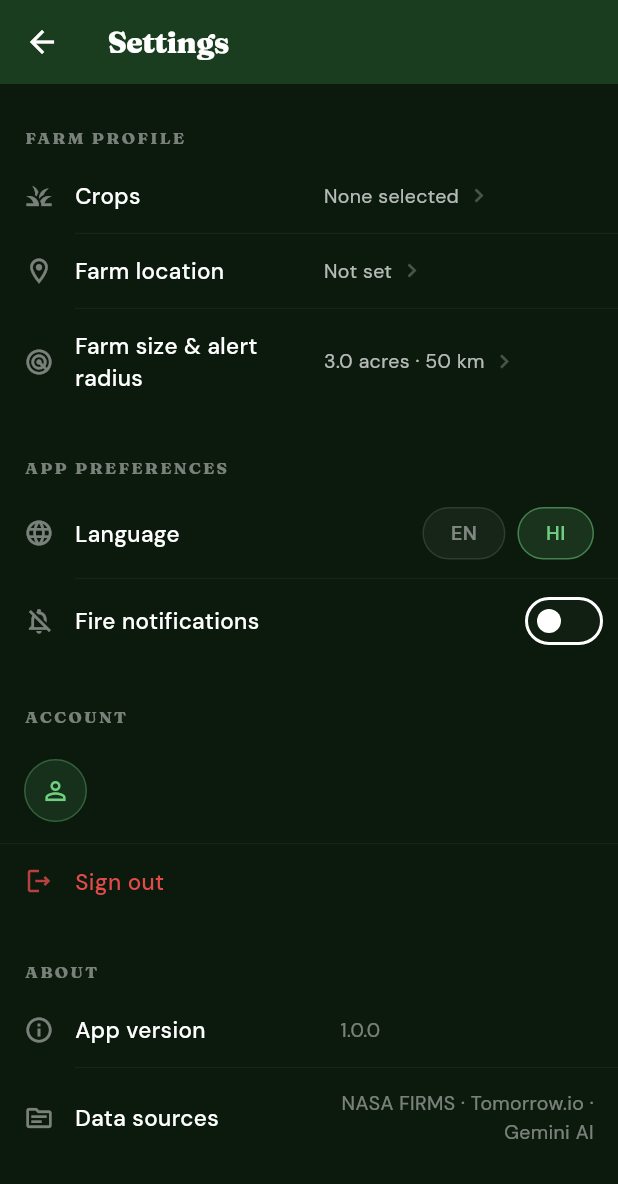
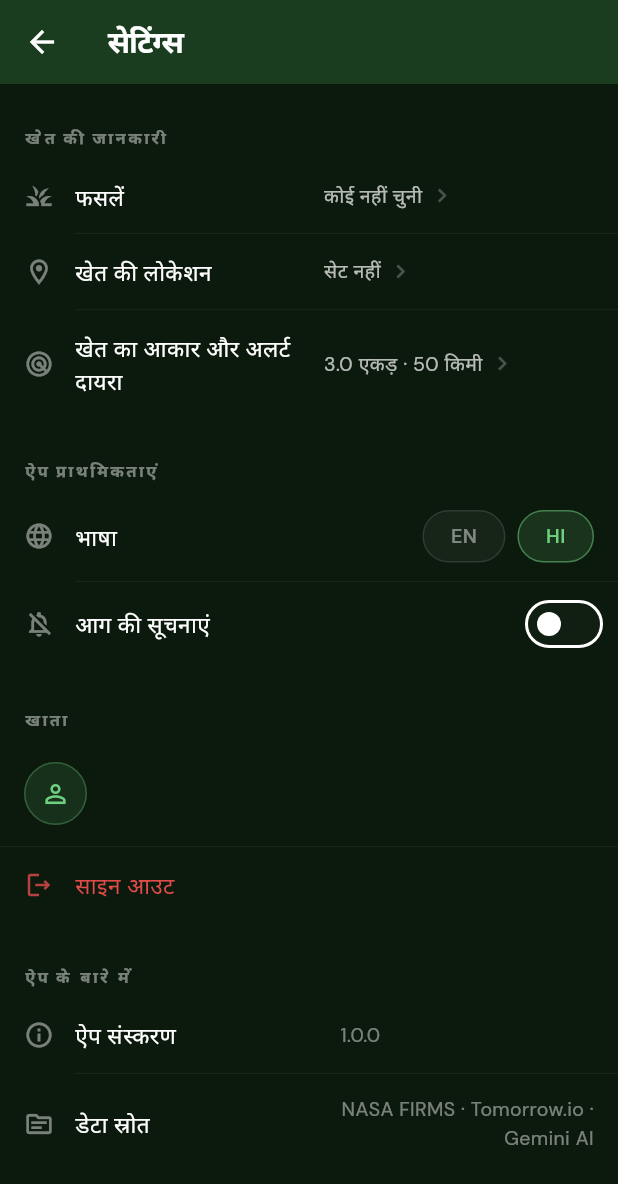
Before and after one commit to Rhythmjain12/AgroShield, a Flutter app: the SettingsScreen screen opened directly, after a tap on "HI", on a phone screen of 412 x 824 dp. Shown: the top 1184 px of the screen. Run offline on Flutter 3.47's test engine with Material 3 defaults, Android fonts, the phone set to English and light mode, and no system bars; our stand-ins replace cloud_firestore, connectivity_plus, firebase_analytics, firebase_auth, firebase_core, firebase_messaging and 8 more; accounts and stored records are empty.

Commit message:
Fix 6 bugs found during device testing
- Weather: switch to realtime endpoint for current conditions; lower rain
  threshold from 1 mm/hr to 0.1 mm/hr; reduce cache TTL to 30 min
- GPS: try getLastKnownPosition() first, increase getCurrentPosition timeout
  from 10s to 30s so location resolves indoors
- Advisor: read home fire cache (homeFireCount, nearestDistance/Direction)
  from SharedPreferences when no fire is tapped on map
- Soybean emoji: replace Unicode 14.0 🫘 with 🍃 (Unicode 6.0) for
  compatibility with older Android emoji fonts (Pixel 3 XL)
- Hindi translations: add full i18n to Settings screen (all section headers,
  row labels, crop names, account rows), fire map legend, home tooltip
- Fire map legend: translate "Your farm" to "आपका खेत" in Hindi

```diff
--- a/agroshield/lib/screens/fire_map/fire_map_screen.dart
+++ b/agroshield/lib/screens/fire_map/fire_map_screen.dart
@@ -524,7 +524,7 @@ class _FireMapScreenState extends ConsumerState<FireMapScreen> {
           const SizedBox(height: 4),
           _legendRow(Colors.lightBlue, '100–200 km'),
           const SizedBox(height: 4),
-          _legendRow(AppTheme.accent, 'Your farm'),
+          _legendRow(AppTheme.accent, _lang == 'hi' ? 'आपका खेत' : 'Your farm'),
         ],
       ),
     );
--- a/agroshield/lib/screens/onboarding/ob4_crop_picker.dart
+++ b/agroshield/lib/screens/onboarding/ob4_crop_picker.dart
@@ -13,7 +13,7 @@ class _Crop {
 const _crops = [
   _Crop('cotton', '🌿', 'Cotton', 'कपास'),
   _Crop('wheat', '🌾', 'Wheat', 'गेहूँ'),
-  _Crop('soybean', '🫘', 'Soybean', 'सोयाबीन'),
+  _Crop('soybean', '🍃', 'Soybean', 'सोयाबीन'),
   _Crop('rice', '🍚', 'Rice', 'चावल'),
   _Crop('sugarcane', '🎋', 'Sugarcane', 'गन्ना'),
   _Crop('maize', '🌽', 'Maize', 'मक्का'),
--- a/agroshield/lib/screens/settings/settings_screen.dart
+++ b/agroshield/lib/screens/settings/settings_screen.dart
@@ -15,17 +15,62 @@ import '../../providers/language_provider.dart';
 import '../../services/farm_profile_service.dart';
 import '../../theme/app_theme.dart';
 
-// Mirrors the crop IDs in ob4_crop_picker.dart
 const _cropNameMap = {
-  'cotton': 'Cotton',
-  'wheat': 'Wheat',
-  'soybean': 'Soybean',
-  'rice': 'Rice',
-  'sugarcane': 'Sugarcane',
-  'maize': 'Maize',
-  'groundnut': 'Groundnut',
-  'onion': 'Onion',
-  'other': 'Other',
+  'en': {
+    'cotton': 'Cotton', 'wheat': 'Wheat', 'soybean': 'Soybean',
+    'rice': 'Rice', 'sugarcane': 'Sugarcane', 'maize': 'Maize',
+    'groundnut': 'Groundnut', 'onion': 'Onion', 'other': 'Other',
+  },
+  'hi': {
+    'cotton': 'कपास', 'wheat': 'गेहूँ', 'soybean': 'सोयाबीन',
+    'rice': 'चावल', 'sugarcane': 'गन्ना', 'maize': 'मक्का',
+    'groundnut': 'मूँगफली', 'onion': 'प्याज', 'other': 'अन्य',
+  },
+};
+
+const _str = {
+  'en': {
+    'title': 'Settings',
+    'farm_profile': 'FARM PROFILE',
+    'crops': 'Crops',
+    'farm_location': 'Farm location',
+    'farm_size': 'Farm size & alert radius',
+    'app_preferences': 'APP PREFERENCES',
+    'language': 'Language',
+    'fire_notifications': 'Fire notifications',
+    'account': 'ACCOUNT',
+    'about': 'ABOUT',
+    'app_version': 'App version',
+    'data_sources': 'Data sources',
+    'none_selected': 'None selected',
+    'not_set': 'Not set',
+    'acres': 'acres',
+    'km': 'km',
+    'guest_mode': 'Guest mode',
+    'guest_sub': 'Data stored on this device only',
+    'sign_out': 'Sign out',
+  },
+  'hi': {
+    'title': 'सेटिंग्स',
+    'farm_profile': 'खेत की जानकारी',
+    'crops': 'फसलें',
+    'farm_location': 'खेत की लोकेशन',
+    'farm_size': 'खेत का आकार और अलर्ट दायरा',
+    'app_preferences': 'ऐप प्राथमिकताएं',
+    'language': 'भाषा',
+    'fire_notifications': 'आग की सूचनाएं',
+    'account': 'खाता',
+    'about': 'ऐप के बारे में',
+    'app_version': 'ऐप संस्करण',
+    'data_sources': 'डेटा स्रोत',
+    'none_selected': 'कोई नहीं चुनी',
+    'not_set': 'सेट नहीं',
+    'acres': 'एकड़',
+    'km': 'किमी',
+    'guest_mode': 'अतिथि मोड',
+    'guest_sub': 'डेटा केवल इस डिवाइस पर सुरक्षित',
+    'sign_out': 'साइन आउट',
+  },
 };
 
 // ══════════════════════════════════════════════════════════════════════════════
@@ -93,15 +138,18 @@ class _SettingsScreenState extends ConsumerState<SettingsScreen> {
 
   // ── Display value helpers ──────────────────────────────────────────────────
 
+  Map<String, String> get _s => _str[_language] ?? _str['en']!;
+
   String get _cropsDisplay {
-    if (_crops.isEmpty) return 'None selected';
-    final names = _crops.map((id) => _cropNameMap[id] ?? id).toList();
+    if (_crops.isEmpty) return _s['none_selected']!;
+    final map = _cropNameMap[_language] ?? _cropNameMap['en']!;
+    final names = _crops.map((id) => map[id] ?? id).toList();
     if (names.length <= 2) return names.join(', ');
     return '${names.take(2).join(', ')} +${names.length - 2}';
   }
 
   String get _locationDisplay {
-    if (_farmLat == null || _farmLng == null) return 'Not set';
+    if (_farmLat == null || _farmLng == null) return _s['not_set']!;
     return '${_farmLat!.toStringAsFixed(4)}, ${_farmLng!.toStringAsFixed(4)}';
   }
 
@@ -109,7 +157,7 @@ class _SettingsScreenState extends ConsumerState<SettingsScreen> {
     final acres = _farmSizeAcres < 10
         ? _farmSizeAcres.toStringAsFixed(1)
         : _farmSizeAcres.round().toString();
-    return '$acres acres · ${_alertRadiusKm.round()} km';
+    return '$acres ${_s['acres']} · ${_alertRadiusKm.round()} ${_s['km']}';
   }
 
   // ── Sub-screen openers ─────────────────────────────────────────────────────
@@ -236,7 +284,7 @@ class _SettingsScreenState extends ConsumerState<SettingsScreen> {
         foregroundColor: Colors.white,
         elevation: 0,
         title: Text(
-          'Settings',
+          _s['title']!,
           style: GoogleFonts.fraunces(
             fontWeight: FontWeight.w800,
             fontSize: 20,
@@ -254,64 +302,72 @@ class _SettingsScreenState extends ConsumerState<SettingsScreen> {
                 crossAxisAlignment: CrossAxisAlignment.start,
                 children: [
                   // ── Farm Profile ───────────────────────────────────────
-                  const _SectionHeader('FARM PROFILE'),
+                  _SectionHeader(_s['farm_profile']!),
                   _EditableRow(
                     icon: Icons.grass_outlined,
-                    label: 'Crops',
+                    label: _s['crops']!,
                     value: _cropsDisplay,
                     onTap: _openCropPicker,
                   ),
                   const _RowDivider(),
                   _EditableRow(
                     icon: Icons.location_on_outlined,
-                    label: 'Farm location',
+                    label: _s['farm_location']!,
                     value: _locationDisplay,
                     onTap: _openFarmLocation,
                   ),
                   const _RowDivider(),
                   _EditableRow(
                     icon: Icons.radar_outlined,
-                    label: 'Farm size & alert radius',
+                    label: _s['farm_size']!,
                     value: _sizeRadiusDisplay,
                     onTap: _openFarmSize,
                   ),
 
                   // ── App Preferences ────────────────────────────────────
-                  const _SectionHeader('APP PREFERENCES'),
+                  _SectionHeader(_s['app_preferences']!),
                   _LanguageRow(
                     currentLang: _language,
+                    label: _s['language']!,
                     onSelect: _setLanguage,
                   ),
                   const _RowDivider(),
                   _NotificationRow(
                     granted: _notificationGranted,
+                    label: _s['fire_notifications']!,
                     onToggle: _toggleNotifications,
                   ),
 
                   // ── Account ────────────────────────────────────────────
-                  const _SectionHeader('ACCOUNT'),
+                  _SectionHeader(_s['account']!),
                   if (_isGuest)
-                    const _GuestRow()
+                    _GuestRow(
+                      labelGuest: _s['guest_mode']!,
+                      labelSub: _s['guest_sub']!,
+                    )
                   else ...[
                     _AccountRow(
                       name: _displayName ?? 'Google User',
                       email: _email ?? '',
                     ),
                     const _RowDivider(indent: 0),
-                    _SignOutRow(onSignOut: _signOut),
+                    _SignOutRow(
+                      label: _s['sign_out']!,
+                      onSignOut: _signOut,
+                    ),
                   ],
 
                   // ── About ──────────────────────────────────────────────
-                  const _SectionHeader('ABOUT'),
-                  const _InfoRow(
+                  _SectionHeader(_s['about']!),
+                  _InfoRow(
                     icon: Icons.info_outline,
-                    label: 'App version',
+                    label: _s['app_version']!,
                     value: '1.0.0',
                   ),
                   const _RowDivider(),
-                  const _InfoRow(
+                  _InfoRow(
                     icon: Icons.source_outlined,
-                    label: 'Data sources',
+                    label: _s['data_sources']!,
                     value: 'NASA FIRMS · Tomorrow.io · Gemini AI',
                   ),
 
@@ -419,9 +475,10 @@ class _EditableRow extends StatelessWidget {
 // ══════════════════════════════════════════════════════════════════════════════
 class _LanguageRow extends StatelessWidget {
   final String currentLang;
+  final String label;
   final void Function(String) onSelect;
 
-  const _LanguageRow({required this.currentLang, required this.onSelect});
+  const _LanguageRow({required this.currentLang, required this.label, required this.onSelect});
 
   @override
   Widget build(BuildContext context) {
@@ -434,7 +491,7 @@ class _LanguageRow extends StatelessWidget {
           const SizedBox(width: 14),
           Expanded(
             child: Text(
-              'Language',
+              label,
               style: GoogleFonts.dmSans(
                 fontSize: 15,
                 fontWeight: FontWeight.w500,
@@ -503,9 +560,10 @@ class _LangChip extends StatelessWidget {
 // ══════════════════════════════════════════════════════════════════════════════
 class _NotificationRow extends StatelessWidget {
   final bool granted;
+  final String label;
   final Future<void> Function(bool) onToggle;
 
-  const _NotificationRow({required this.granted, required this.onToggle});
+  const _NotificationRow({required this.granted, required this.label, required this.onToggle});
 
   @override
   Widget build(BuildContext context) {
@@ -523,7 +581,7 @@ class _NotificationRow extends StatelessWidget {
           const SizedBox(width: 14),
           Expanded(
             child: Text(
-              'Fire notifications',
+              label,
               style: GoogleFonts.dmSans(
                 fontSize: 15,
                 fontWeight: FontWeight.w500,
@@ -601,7 +659,9 @@ class _AccountRow extends StatelessWidget {
 }
 
 class _GuestRow extends StatelessWidget {
-  const _GuestRow();
+  final String labelGuest;
+  final String labelSub;
+  const _GuestRow({required this.labelGuest, required this.labelSub});
 
   @override
   Widget build(BuildContext context) {
@@ -627,7 +687,7 @@ class _GuestRow extends StatelessWidget {
               crossAxisAlignment: CrossAxisAlignment.start,
               children: [
                 Text(
-                  'Guest mode',
+                  labelGuest,
                   style: GoogleFonts.dmSans(
                     fontSize: 15,
                     fontWeight: FontWeight.w600,
@@ -636,7 +696,7 @@ class _GuestRow extends StatelessWidget {
                 ),
                 const SizedBox(height: 2),
                 Text(
-                  'Data stored on this device only',
+                  labelSub,
                   style: GoogleFonts.dmSans(
                     fontSize: 12,
                     color: AppTheme.textMuted,
@@ -652,8 +712,9 @@ class _GuestRow extends StatelessWidget {
 }
 
 class _SignOutRow extends StatelessWidget {
+  final String label;
   final VoidCallback onSignOut;
-  const _SignOutRow({required this.onSignOut});
+  const _SignOutRow({required this.label, required this.onSignOut});
 
   @override
   Widget build(BuildContext context) {
@@ -672,7 +733,7 @@ class _SignOutRow extends StatelessWidget {
                   color: AppTheme.dangerRed.withValues(alpha: 0.8)),
               const SizedBox(width: 14),
               Text(
-                'Sign out',
+                label,
                 style: GoogleFonts.dmSans(
                   fontSize: 15,
                   fontWeight: FontWeight.w500,
```
Also changed, not shown: agroshield/lib/screens/advisor/advisor_screen.dart (+23 -1 lines), agroshield/lib/screens/home/home_screen.dart (+7 -3 lines), agroshield/lib/screens/onboarding/ob3_farm_location.dart (+11 -4 lines), agroshield/lib/screens/weather/weather_screen.dart (+42 -29 lines).
